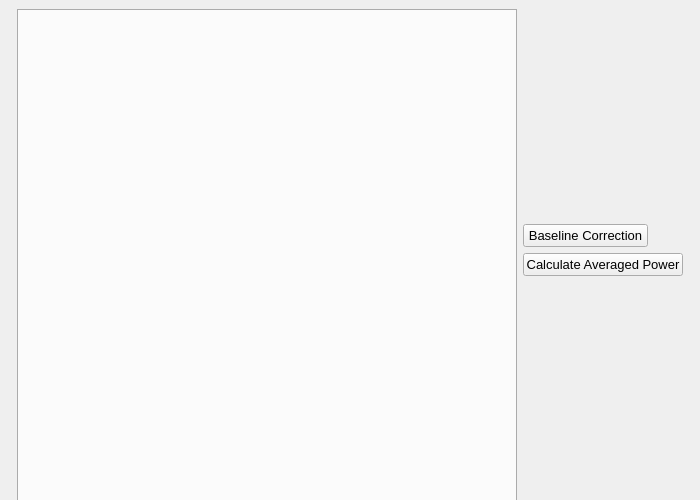
The window that UIs/WindowPowerProcessing.ui (CrespiLab/autoQY) describes before a commit, drawn with Qt 5.
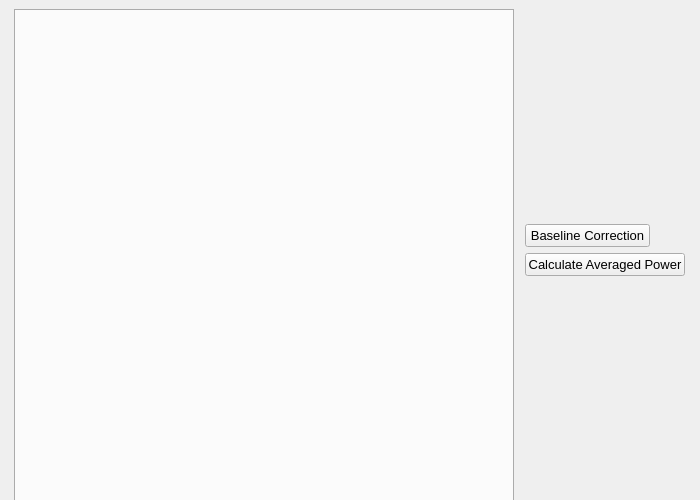
The same window after the commit.

Commit message:
Load Data PowerProcessing now opens in new window
Power data is plot in a new window to be used for baseline correction and calculation of power

What changed in the file:
```diff
--- a/UIs/WindowPowerProcessing.ui
+++ b/UIs/WindowPowerProcessing.ui
@@ -45,30 +45,8 @@
     </size>
    </property>
    <layout class="QGridLayout" name="gridLayout">
-    <item row="0" column="0">
+    <item row="0" column="1">
      <layout class="QHBoxLayout" name="horizontalLayout">
-      <item>
-       <widget class="QTabWidget" name="WindowPP_tabWidget">
-        <property name="sizePolicy">
-         <sizepolicy hsizetype="Fixed" vsizetype="Fixed">
-          <horstretch>0</horstretch>
-          <verstretch>0</verstretch>
-         </sizepolicy>
-        </property>
-        <property name="minimumSize">
-         <size>
-          <width>500</width>
-          <height>500</height>
-         </size>
-        </property>
-        <property name="maximumSize">
-         <size>
-          <width>500</width>
-          <height>500</height>
-         </size>
-        </property>
-       </widget>
-      </item>
       <item>
        <layout class="QVBoxLayout" name="verticalLayout">
         <item>
@@ -143,6 +121,28 @@
       </item>
      </layout>
     </item>
+    <item row="0" column="0">
+     <widget class="QTabWidget" name="tabWidget">
+      <property name="sizePolicy">
+       <sizepolicy hsizetype="Fixed" vsizetype="Fixed">
+        <horstretch>0</horstretch>
+        <verstretch>0</verstretch>
+       </sizepolicy>
+      </property>
+      <property name="minimumSize">
+       <size>
+        <width>500</width>
+        <height>500</height>
+       </size>
+      </property>
+      <property name="maximumSize">
+       <size>
+        <width>500</width>
+        <height>500</height>
+       </size>
+      </property>
+     </widget>
+    </item>
    </layout>
   </widget>
  </widget>
```
Left out of the diff: 4 changed lines with no effect on the pictures. The commit also changes 35 other files.
